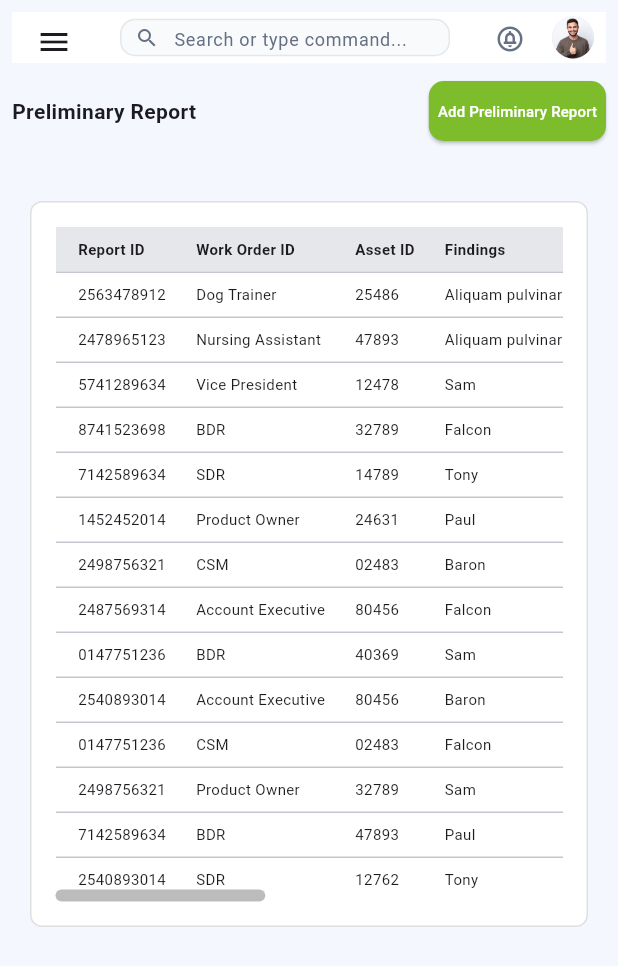
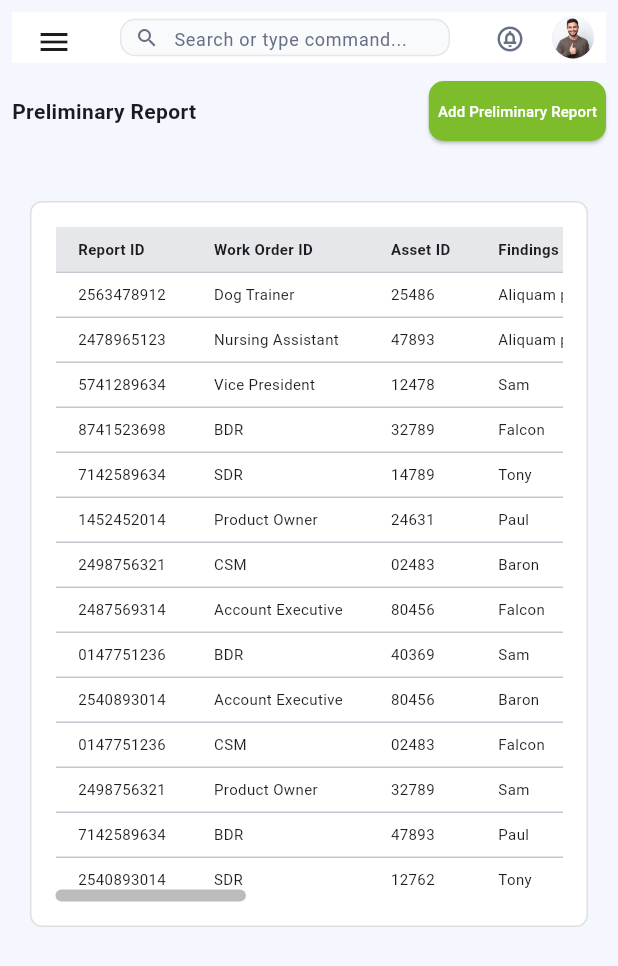
Before and after one commit to Abbas-Ali-786/UT_WorX, a Flutter app: the screen it shows after launch, in the side drawer, after a tap on "Preliminary Report", on a phone screen of 412 x 824 dp. Shown: the top 966 px of the screen. Run offline on Flutter 3.47's test engine with Material 3 defaults, Android fonts, the phone set to English and light mode, and no system bars; our stand-ins replace fl_chart.

Commit message:
final responsive screens

```diff
--- a/lib/view/notification_creation/notification_creation_screen.dart
+++ b/lib/view/notification_creation/notification_creation_screen.dart
@@ -192,6 +192,9 @@ class NotificationTable extends StatelessWidget {
         tablet: 40.0,
         desktop: 50.0,
       );
+
+      final bool usefullLayout = responsive.isTablet || responsive.isDesktop;
+
       return SingleChildScrollView(
         child: Column(
           crossAxisAlignment: CrossAxisAlignment.center,
@@ -238,12 +241,17 @@ class NotificationTable extends StatelessWidget {
                 thickness: 8,
                 child: SingleChildScrollView(
                   scrollDirection: Axis.horizontal,
+                  child: SizedBox(
+                    width: usefullLayout
+                        ? MediaQuery.sizeOf(context).width * 1.3
+                        : 800,
                     child: DataTable(
                       columnSpacing: 20,
                       horizontalMargin: 15,
                       headingTextStyle: TextStyle(
                           fontWeight: FontWeight.w600, fontSize: tableTitle),
-                    headingRowColor: WidgetStateProperty.all(Color(0XFFE5E7EB)),
+                      headingRowColor:
+                          WidgetStateProperty.all(Color(0XFFE5E7EB)),
                       dataTextStyle: TextStyle(fontSize: tableTitle),
                       headingRowHeight: tableRowHeight,
                       dataRowHeight: tableRowHeight,
@@ -324,6 +332,7 @@ class NotificationTable extends StatelessWidget {
                   ),
                 ),
               ),
+            ),
           ],
         ),
       );
--- a/lib/view/preliminary_report/preliminary_report_screen.dart
+++ b/lib/view/preliminary_report/preliminary_report_screen.dart
@@ -198,6 +198,8 @@ class _PreliminaryReportScreenState extends State<PreliminaryReportScreen> {
         tablet: 10.0,
         desktop: 12.0,
       );
+      final bool usefullLayout = responsive.isTablet || responsive.isDesktop;
+
       return Scaffold(
         backgroundColor: const Color(0XFFF4F7FE),
         drawer: const CustomDrawer(),
@@ -258,6 +260,10 @@ class _PreliminaryReportScreenState extends State<PreliminaryReportScreen> {
                   radius: const Radius.circular(10),
                   child: SingleChildScrollView(
                     scrollDirection: Axis.horizontal,
+                    child: SizedBox(
+                      width: usefullLayout
+                          ? MediaQuery.sizeOf(context).width * 1.3
+                          : 900,
                       child: DataTable(
                         columnSpacing: 20,
                         horizontalMargin: 15,
@@ -350,13 +356,14 @@ class _PreliminaryReportScreenState extends State<PreliminaryReportScreen> {
                                       ),
                                       child: Text(
                                         report.status,
-                                      style:
-                                          const TextStyle(color: Colors.white),
+                                        style: const TextStyle(
+                                            color: Colors.white),
                                       ),
                                     ),
                                   ),
                                 ]))
                             .toList(),
+                      ),
                     ),
                   ),
                 ),
```
Lines whose indentation alone changed are shown as unchanged.
